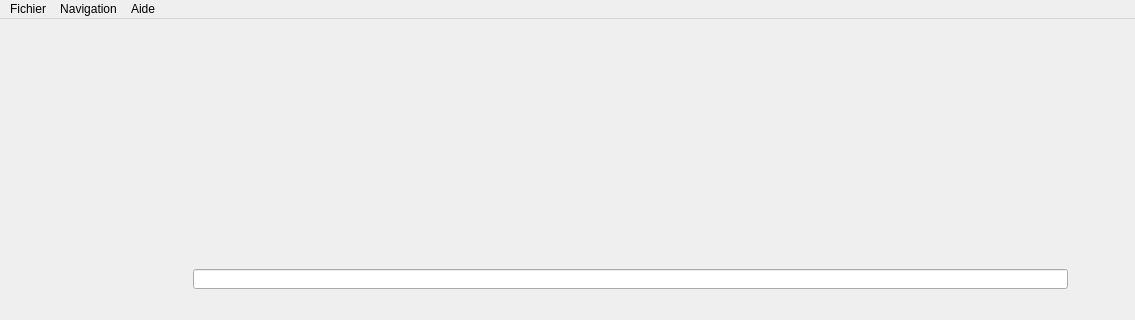
JulienBreton/cplusplus_programming, file Qt/zNavigateur/mainwindow.ui: the form before one commit; both pictures show x 0 to 1135 and y 0 to 320 of the 1135 by 600 pixel window.
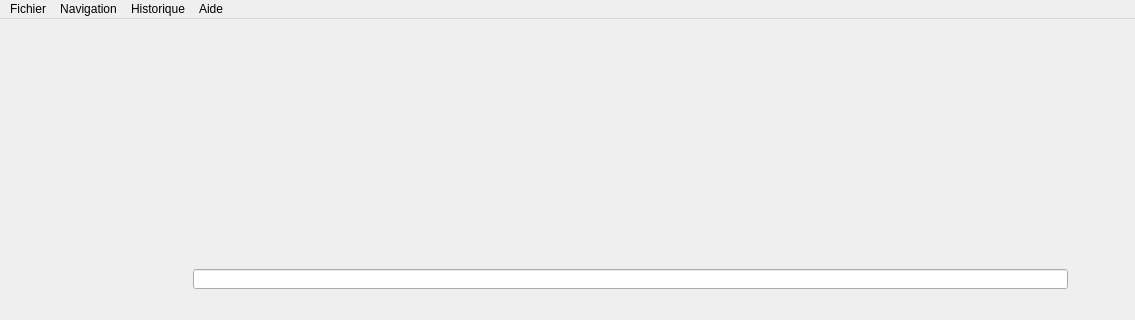
The form after the commit. Icons and pictures are not drawn.

```diff
--- a/Qt/zNavigateur/mainwindow.ui
+++ b/Qt/zNavigateur/mainwindow.ui
@@ -336,8 +336,19 @@
     <addaction name="actionAProposDezNavigo"/>
     <addaction name="actionAProposDeQt"/>
    </widget>
+   <widget class="QMenu" name="menuHistorique">
+    <property name="tearOffEnabled">
+     <bool>true</bool>
+    </property>
+    <property name="title">
+     <string>Historique</string>
+    </property>
+    <addaction name="actionViderHistorique"/>
+    <addaction name="separator"/>
+   </widget>
    <addaction name="menu"/>
    <addaction name="menuNavigation"/>
+   <addaction name="menuHistorique"/>
    <addaction name="menuAide"/>
   </widget>
   <widget class="QStatusBar" name="statusbar"/>
```
Left out of the diff: 5 changed lines with no effect on the pictures.
